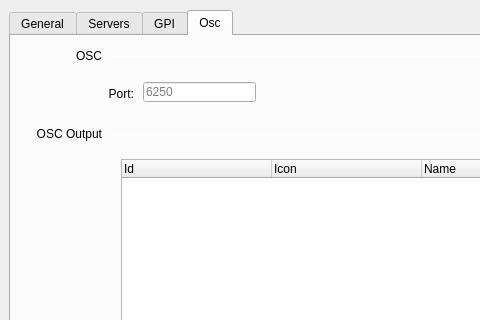
Old version of the form src/Widgets/SettingsDialog.ui in the repository CasparCG/client; both pictures show x 0 to 480 and y 0 to 320 of the 700 by 757 pixel window.
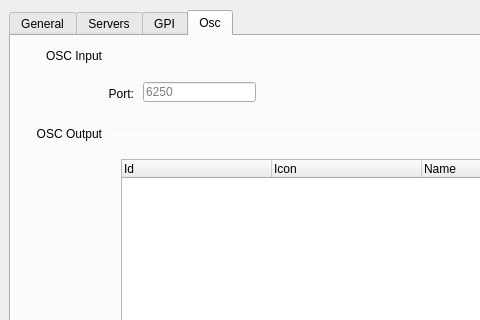
New version of the form. The open tabs and pages were chosen to show the change.

What changed in the file:
```diff
--- a/src/Widgets/SettingsDialog.ui
+++ b/src/Widgets/SettingsDialog.ui
@@ -2520,7 +2520,7 @@
       </rect>
      </property>
      <property name="text">
-      <string>OSC</string>
+      <string>OSC Input</string>
      </property>
      <property name="alignment">
       <set>Qt::AlignRight|Qt::AlignTrailing|Qt::AlignVCenter</set>
```
Left out of the diff: 42 changed lines with no effect on the pictures.
